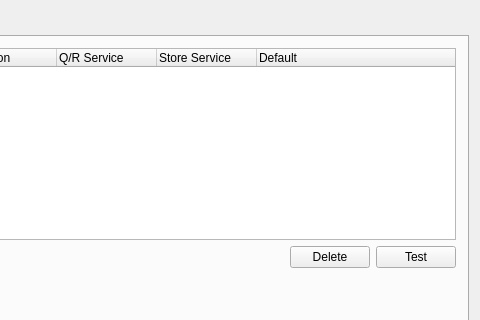
This is starviewer/src/inputoutput/qconfigurationscreenbase.ui in starviewer-medical/starviewer as Qt 5 draws it before an edit; both pictures show x 368 to 848 and y 0 to 320 of the 848 by 545 pixel window. The edited form follows.
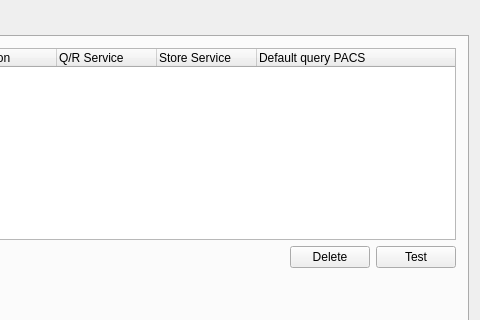
This is the edited form. Icons and pictures are not drawn.

Commit message: ENH:Es canvia el nom de la columna de la llista Default per "Default query PACS"

Patch:
```diff
--- a/starviewer/src/inputoutput/qconfigurationscreenbase.ui
+++ b/starviewer/src/inputoutput/qconfigurationscreenbase.ui
@@ -116,7 +116,7 @@
          </column>
          <column>
           <property name="text">
-           <string>Default</string>
+           <string>Default query PACS</string>
           </property>
          </column>
          <column>
```
